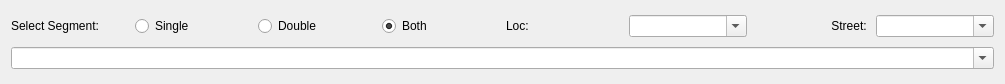
Above: mapper_app/ui/segmentselectionwidget.ui from allenck/mapper before the change. Below: the same form after it.
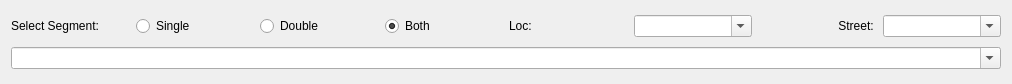
That is the form after the change.

What changed in the file:
```diff
--- a/mapper_app/ui/segmentselectionwidget.ui
+++ b/mapper_app/ui/segmentselectionwidget.ui
@@ -6,7 +6,7 @@
    <rect>
     <x>0</x>
     <y>0</y>
-    <width>1005</width>
+    <width>1012</width>
     <height>84</height>
    </rect>
   </property>
```
